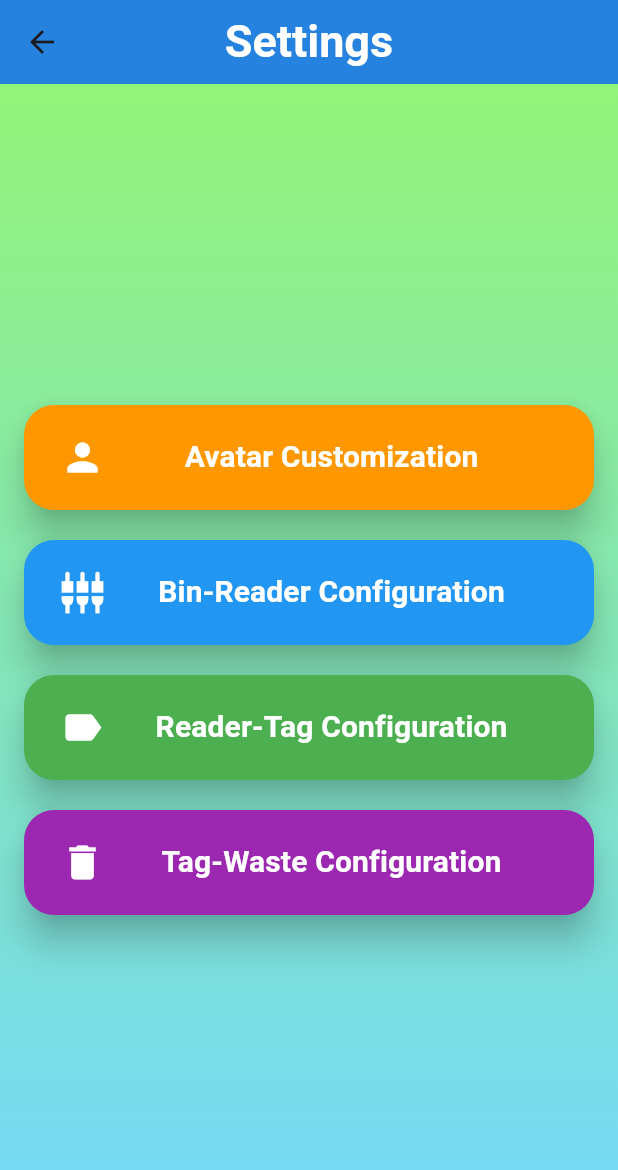
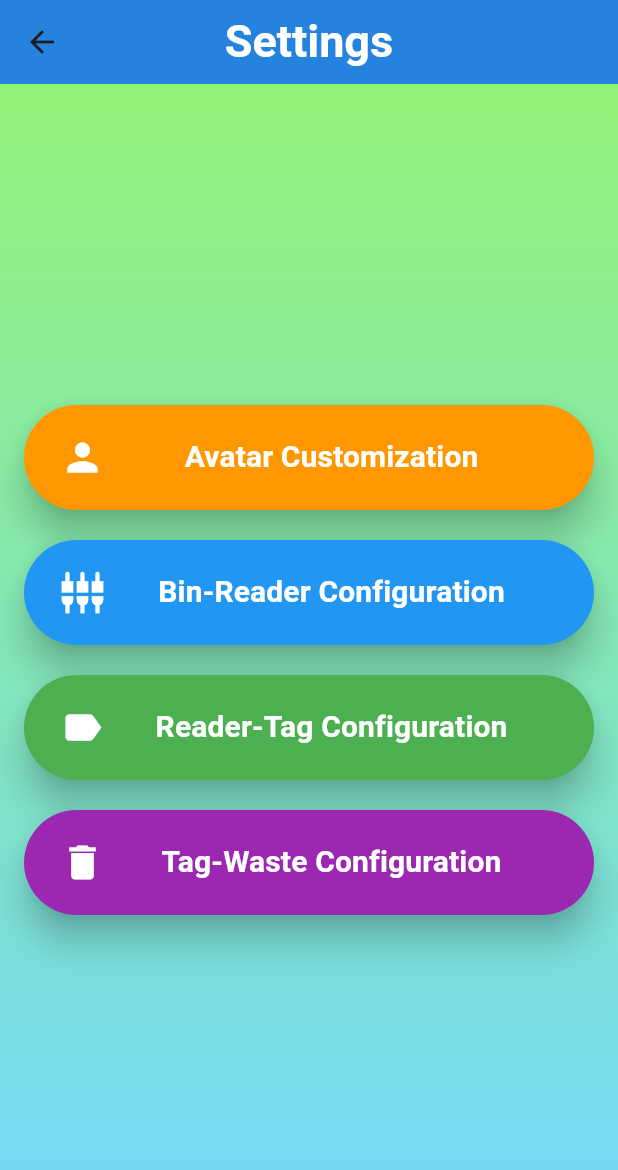
Before and after one commit to ajaykofficial/Flutter, a Flutter app: the screen it shows after launch, after a tap on "Settings", on a phone screen of 412 x 824 dp. Shown: the top 1170 px of the screen. Run offline on Flutter 3.47's test engine with Material 3 defaults, Android fonts, the light colour scheme and no system bars.

Commit message:
Made some adjustments in colors and border radius

```diff
--- a/iot_project/lib/screens/home_screen.dart
+++ b/iot_project/lib/screens/home_screen.dart
@@ -8,9 +8,15 @@ class HomeScreen extends StatelessWidget {
       appBar: AppBar(
         title: Text(
           'Waste Management Game',
-          style: TextStyle(fontSize: 24, fontWeight: FontWeight.bold),
+          style: TextStyle(
+            fontSize: 24,
+            fontWeight: FontWeight.bold,
+            color: Colors.white, // Change text color to white
+          ),
         ),
         backgroundColor: Colors.tealAccent[700], // Set app bar background color
+        elevation: 0, // Remove elevation for a flatter look
+        centerTitle: true, // Center the title
       ),
       body: Container(
         decoration: BoxDecoration(
@@ -35,25 +41,26 @@ class HomeScreen extends StatelessWidget {
                 },
                 child: Padding(
                   padding: const EdgeInsets.symmetric(
-                      vertical: 30.0, horizontal: 80.0),
+                      vertical: 20.0,
+                      horizontal: 40.0), // Increase button padding
                   child: Text(
                     'Play Game',
                     style: TextStyle(
-                        fontSize: 30,
-                        fontWeight: FontWeight.bold,
-                        color: Colors.white),
+                      fontSize: 24, // Increase font size
+                      fontWeight: FontWeight.bold,
+                      color: Colors.white,
+                    ),
                   ),
                 ),
                 style: ElevatedButton.styleFrom(
-                  backgroundColor: Color.fromARGB(
-                      255, 64, 74, 255), // Set button background color
+                  backgroundColor: Colors.blue, // Change button color to blue
                   shape: RoundedRectangleBorder(
-                    borderRadius:
-                        BorderRadius.circular(30), // Set button border radius
+                    borderRadius: BorderRadius.circular(
+                        40), // Increase button border radius
                   ),
                 ),
               ),
-              SizedBox(height: 50),
+              SizedBox(height: 30),
               ElevatedButton(
                 onPressed: () {
                   // Navigate to the IoT configuration screen
@@ -64,21 +71,23 @@ class HomeScreen extends StatelessWidget {
                 },
                 child: Padding(
                   padding: const EdgeInsets.symmetric(
-                      vertical: 30.0, horizontal: 100.0),
+                      vertical: 20.0,
+                      horizontal: 50.0), // Increase button padding
                   child: Text(
                     'Settings',
                     style: TextStyle(
-                        fontSize: 30,
-                        fontWeight: FontWeight.bold,
-                        color: Colors.white),
+                      fontSize: 24, // Increase font size
+                      fontWeight: FontWeight.bold,
+                      color: Colors.white,
+                    ),
                   ),
                 ),
                 style: ElevatedButton.styleFrom(
                   backgroundColor:
-                      Colors.orangeAccent, // Set button background color
+                      Colors.orangeAccent, // Change button color to orange
                   shape: RoundedRectangleBorder(
-                    borderRadius:
-                        BorderRadius.circular(30), // Set button border radius
+                    borderRadius: BorderRadius.circular(
+                        40), // Increase button border radius
                   ),
                 ),
               ),
--- a/iot_project/lib/screens/settings_screen.dart
+++ b/iot_project/lib/screens/settings_screen.dart
@@ -51,7 +51,7 @@ class SettingsScreen extends StatelessWidget {
                     horizontal: 16,
                   ),
                   shape: RoundedRectangleBorder(
-                    borderRadius: BorderRadius.circular(20),
+                    borderRadius: BorderRadius.circular(40),
                   ),
                   elevation: 10,
                 ),
@@ -96,7 +96,7 @@ class SettingsScreen extends StatelessWidget {
                     horizontal: 16,
                   ),
                   shape: RoundedRectangleBorder(
-                    borderRadius: BorderRadius.circular(20),
+                    borderRadius: BorderRadius.circular(40),
                   ),
                   elevation: 10,
                 ),
@@ -141,7 +141,7 @@ class SettingsScreen extends StatelessWidget {
                     horizontal: 16,
                   ),
                   shape: RoundedRectangleBorder(
-                    borderRadius: BorderRadius.circular(20),
+                    borderRadius: BorderRadius.circular(40),
                   ),
                   elevation: 10,
                 ),
@@ -186,7 +186,7 @@ class SettingsScreen extends StatelessWidget {
                     horizontal: 16,
                   ),
                   shape: RoundedRectangleBorder(
-                    borderRadius: BorderRadius.circular(20),
+                    borderRadius: BorderRadius.circular(40),
                   ),
                   elevation: 10,
                 ),
--- a/iot_project/lib/screens/splash_screen.dart
+++ b/iot_project/lib/screens/splash_screen.dart
@@ -18,7 +18,7 @@ class _SplashScreenState extends State<SplashScreen>
     super.initState();
     _controller = AnimationController(
       vsync: this,
-      duration: Duration(seconds: 3),
+      duration: Duration(seconds: 3), // Reduce animation duration
     );
 
     _logoAnimation = Tween<double>(begin: 0, end: 1).animate(
@@ -55,12 +55,13 @@ class _SplashScreenState extends State<SplashScreen>
   @override
   Widget build(BuildContext context) {
     return Scaffold(
+      backgroundColor: Colors.white, // Change background color to white
       body: Container(
         decoration: BoxDecoration(
           gradient: LinearGradient(
             begin: Alignment.topCenter,
             end: Alignment.bottomCenter,
-            colors: [Colors.lightBlueAccent, Colors.greenAccent],
+            colors: [Color(0xFF64B5F6), Color(0xFF1976D2)], // Gradient colors
           ),
         ),
         child: Center(
@@ -72,8 +73,8 @@ class _SplashScreenState extends State<SplashScreen>
                 child: ClipOval(
                   child: Image.asset(
                     'assets/images/logo10.jpeg',
-                    width: 200,
-                    height: 200,
+                    width: 150,
+                    height: 150,
                   ),
                 ),
               ),
@@ -83,8 +84,8 @@ class _SplashScreenState extends State<SplashScreen>
                 child: Text(
                   'Eco Explorers',
                   style: TextStyle(
-                    fontSize: 32,
-                    color: Colors.white,
+                    fontSize: 28,
+                    color: Colors.white, // Change text color to white
                     fontWeight: FontWeight.bold,
                   ),
                 ),
@@ -103,14 +104,14 @@ class _SplashScreenState extends State<SplashScreen>
                   child: Container(
                     padding: EdgeInsets.symmetric(vertical: 10, horizontal: 20),
                     decoration: BoxDecoration(
-                      color: Colors.white,
+                      color: Colors.white, // Change container color to white
                       borderRadius: BorderRadius.circular(30),
                     ),
                     child: Text(
                       'Welcome to the Adventure!',
                       style: TextStyle(
-                        fontSize: 18,
-                        color: Colors.blue,
+                        fontSize: 16, // Reduce font size
+                        color: Colors.blue, // Change text color to blue
                         fontWeight: FontWeight.bold,
                       ),
                     ),
```
Also changed, not shown: iot_project/lib/screens/assign_waste_screen.dart (+9 -2 lines), iot_project/lib/screens/bin_reader_configuration_screen.dart (+14 -12 lines), iot_project/lib/screens/reader_tag_configuration_screen.dart (+8 -17 lines), iot_project/lib/screens/tag_waste_configuration_screen.dart (+14 -2 lines).
